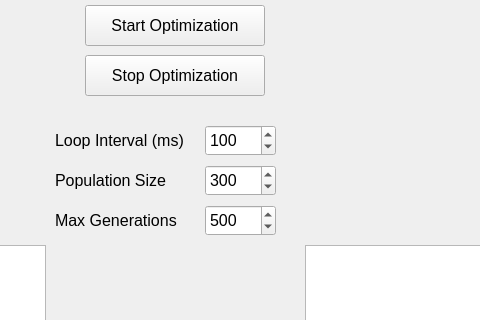
ahmetcihan/AI_Problem_Solver, file mainwindow.ui: the form before one commit; both pictures show x 275 to 755 and y 95 to 415 of the 900 by 696 pixel window.
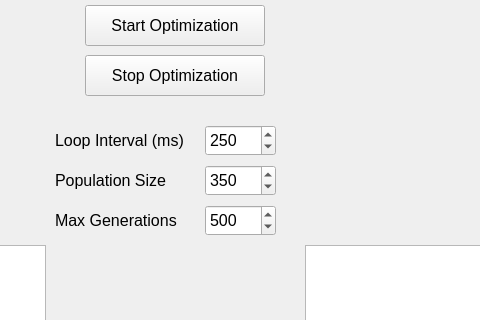
The form after the commit.

Commit message: parameters have updated

```diff
--- a/mainwindow.ui
+++ b/mainwindow.ui
@@ -119,7 +119,7 @@
      <number>1000</number>
     </property>
     <property name="value">
-     <number>100</number>
+     <number>250</number>
     </property>
    </widget>
    <widget class="QPushButton" name="pushButton_stop_optimization">
@@ -197,7 +197,7 @@
      <number>1000</number>
     </property>
     <property name="value">
-     <number>300</number>
+     <number>350</number>
     </property>
    </widget>
    <widget class="QLabel" name="label_3">
```
The commit also changes 1 other file.
